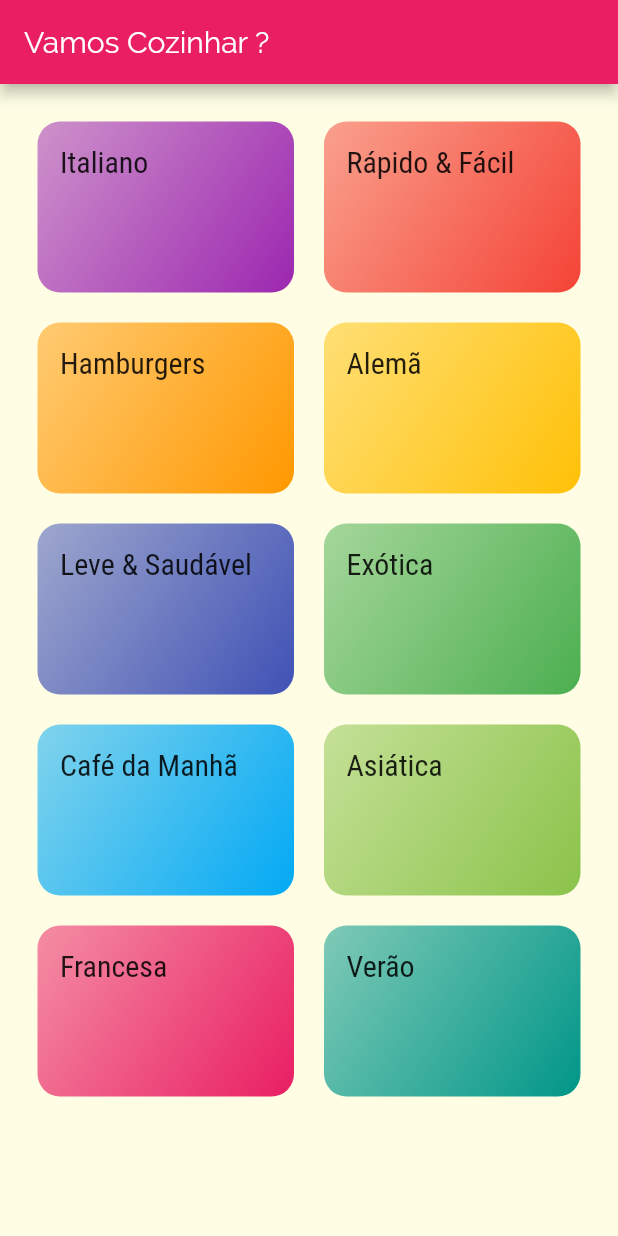
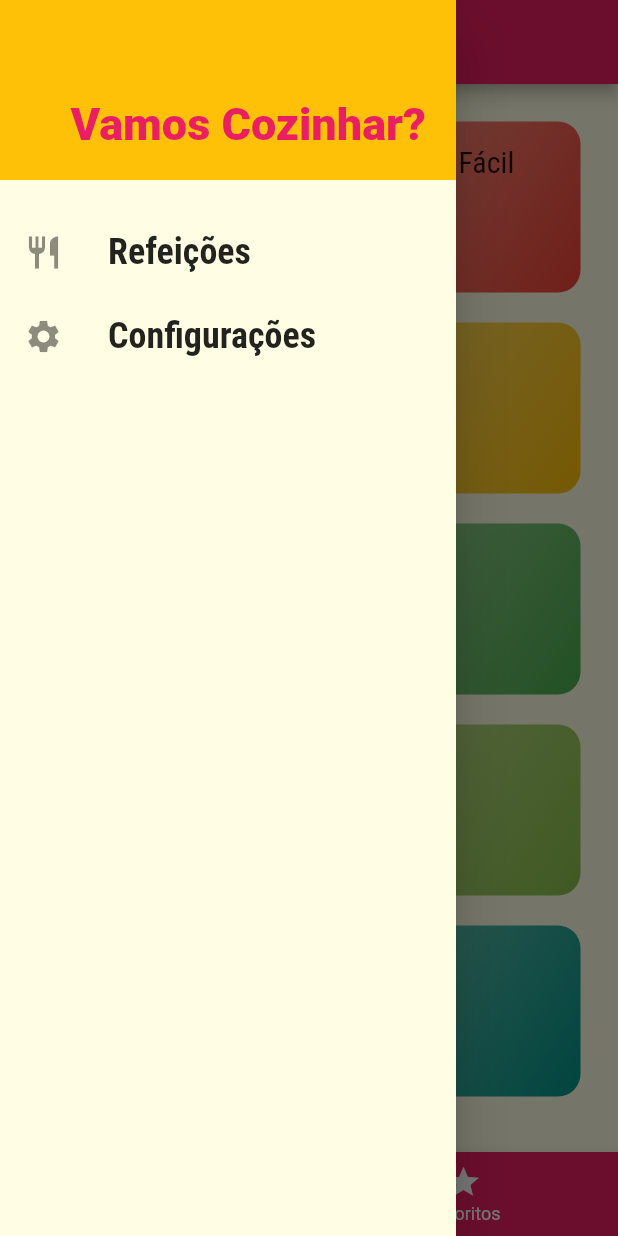
Before and after one commit to JairoAlves23/meals_udemy, a Flutter app: the screen it shows after launch, with the side drawer open (before the commit the screen has no drawer), on a phone screen of 412 x 824 dp. Run offline on Flutter 3.47's test engine with Material 2 defaults, Android fonts, the phone set to English and light mode, and no system bars.

Commit message:
first commit2

```diff
--- /dev/null
+++ b/lib/components/main_drawer.dart
@@ -0,0 +1,59 @@
+import 'package:flutter/material.dart';
+
+import '../utils/app_routes.dart';
+
+class MainDrawer extends StatelessWidget {
+  Widget _createItem(IconData icon, String label, Function onTap) {
+    return ListTile(
+      leading: Icon(
+        icon,
+        size: 26,
+      ),
+      title: Text(
+        label,
+        style: TextStyle(
+          fontFamily: 'RobotoCondensed',
+          fontSize: 24,
+          fontWeight: FontWeight.bold,
+        ),
+      ),
+      onTap: onTap,
+    );
+  }
+
+  @override
+  Widget build(BuildContext context) {
+    return Drawer(
+      child: Column(
+        children: <Widget>[
+          Container(
+            height: 120,
+            width: double.infinity,
+            padding: EdgeInsets.all(20),
+            color: Theme.of(context).accentColor,
+            alignment: Alignment.bottomRight,
+            child: Text(
+              'Vamos Cozinhar?',
+              style: TextStyle(
+                fontWeight: FontWeight.w900,
+                fontSize: 30,
+                color: Theme.of(context).primaryColor,
+              ),
+            ),
+          ),
+          SizedBox(height: 20),
+          _createItem(
+            Icons.restaurant,
+            'Refeições',
+            () => Navigator.of(context).pushReplacementNamed(AppRoutes.HOME),
+          ),
+          _createItem(
+            Icons.settings,
+            'Configurações',
+            () => Navigator.of(context).pushReplacementNamed(AppRoutes.SETTINGS),
+          ),
+        ],
+      ),
+    );
+  }
+}
--- a/lib/main.dart
+++ b/lib/main.dart
@@ -1,17 +1,60 @@
 import 'package:flutter/material.dart';
-import 'package:meals/screens/categories_meals_screen.dart';
-import 'package:meals/screens/categories_screen.dart';
-import 'package:meals/screens/meal_detail_screen.dart';
-import 'package:meals/utils/app_routes.dart';
+
+import 'screens/tabs_screen.dart';
+import 'screens/categories_meals_screen.dart';
+import 'screens/meal_detail_screen.dart';
+import 'screens/settings_screen.dart';
+
+import 'utils/app_routes.dart';
+import 'models/meal.dart';
+import 'models/settings.dart';
+import 'data/dummy_data.dart';
 
 void main() => runApp(MyApp());
 
-class MyApp extends StatelessWidget {
+class MyApp extends StatefulWidget {
+  @override
+  _MyAppState createState() => _MyAppState();
+}
+
+class _MyAppState extends State<MyApp> {
+  Settings settings = Settings();
+  List<Meal> _availableMeals = DUMMY_MEALS;
+  List<Meal> _favoriteMeals = [];
+
+  void _filterMeals(Settings settings) {
+    setState(() {
+      this.settings = settings;
+
+      _availableMeals = DUMMY_MEALS.where((meal) {
+        final filterGluten = settings.isGlutenFree && !meal.isGlutenFree;
+        final filterLactose = settings.isLactoseFree && !meal.isLactoseFree;
+        final filterVegan = settings.isVegan && !meal.isVegan;
+        final filterVegetarian = settings.isVegetarian && !meal.isVegetarian;
+        return !filterGluten &&
+            !filterLactose &&
+            !filterVegan &&
+            !filterVegetarian;
+      }).toList();
+    });
+  }
+
+  void _toggleFavorite(Meal meal) {
+    setState(() {
+      _favoriteMeals.contains(meal)
+          ? _favoriteMeals.remove(meal)
+          : _favoriteMeals.add(meal);
+    });
+  }
+
+  bool _isFavorite(Meal meal) {
+    return _favoriteMeals.contains(meal);
+  }
+
   @override
   Widget build(BuildContext context) {
     return MaterialApp(
-      title: 'DeliMeals',
-      debugShowCheckedModeBanner: false,
+      title: 'Vamos Cozinhar?',
       theme: ThemeData(
         primarySwatch: Colors.pink,
         accentColor: Colors.amber,
@@ -25,9 +68,11 @@ class MyApp extends StatelessWidget {
             ),
       ),
       routes: {
-        AppRoutes.HOME: (ctx) => CategoriesScreen(),
-        AppRoutes.CATEGORIES_MEALS: (ctx) => CategoriesMealsScreen(),
-        AppRoutes.MEALS_DETAIL: (ctx) => MealDetailScreen(),
+        AppRoutes.HOME: (ctx) => TabsScreen(_favoriteMeals),
+        AppRoutes.CATEGORIES_MEALS: (ctx) =>
+            CategoriesMealsScreen(_availableMeals),
+        AppRoutes.MEAL_DETAIL: (ctx) => MealDetailScreen(_toggleFavorite, _isFavorite),
+        AppRoutes.SETTINGS: (ctx) => SettingsScreen(settings, _filterMeals),
       },
     );
   }
--- /dev/null
+++ b/lib/models/settings.dart
@@ -0,0 +1,13 @@
+class Settings {
+  bool isGlutenFree;
+  bool isLactoseFree;
+  bool isVegan;
+  bool isVegetarian;
+
+  Settings({
+    this.isGlutenFree = false,
+    this.isLactoseFree = false,
+    this.isVegan = false,
+    this.isVegetarian = false,
+  });
+}
--- a/lib/screens/categories_meals_screen.dart
+++ b/lib/screens/categories_meals_screen.dart
@@ -2,8 +2,14 @@ import 'package:flutter/material.dart';
 import 'package:meals/components/meal_item.dart';
 import 'package:meals/data/dummy_data.dart';
 import 'package:meals/models/category.dart';
+import 'package:meals/models/meal.dart';
 
 class CategoriesMealsScreen extends StatelessWidget {
+
+   final List<Meal> meals;
+
+  const CategoriesMealsScreen(this.meals);
+
   @override
   Widget build(BuildContext context) {
     final category = ModalRoute.of(context).settings.arguments as Category;
--- a/lib/screens/categories_screen.dart
+++ b/lib/screens/categories_screen.dart
@@ -5,25 +5,19 @@ import 'package:meals/data/dummy_data.dart';
 class CategoriesScreen extends StatelessWidget {
   @override
   Widget build(BuildContext context) {
-    return Scaffold(
-          appBar: AppBar(
-            title:Text('Vamos Cozinhar ?')
-          ),
-          body: GridView(
+    return GridView(
         padding: const EdgeInsets.all(25),
         gridDelegate: SliverGridDelegateWithMaxCrossAxisExtent(
             maxCrossAxisExtent: 200,
             childAspectRatio: 3 / 2,
             crossAxisSpacing: 20,
-            mainAxisSpacing: 20
-          ),
+            mainAxisSpacing: 20),
         children: DUMMY_CATEGORIES.map(
           (cat) {
             return CategoryItem(
               category: cat,
             );
           },
-          ).toList()),
-    );
+        ).toList());
   }
 }
--- /dev/null
+++ b/lib/screens/tabs_screen.dart
@@ -0,0 +1,99 @@
+import 'package:flutter/material.dart';
+import 'package:meals/components/main_drawer.dart';
+import 'package:meals/models/meal.dart';
+import 'package:meals/screens/categories_screen.dart';
+import 'package:meals/screens/favorite_screen.dart';
+
+class TabsScreen extends StatefulWidget {
+  final List<Meal> favoriteMeals;
+
+  const TabsScreen(this.favoriteMeals);
+
+  @override
+  _TabsScreenState createState() => _TabsScreenState();
+}
+
+class _TabsScreenState extends State<TabsScreen> {
+  int _selectedScreenIndex = 0;
+  //List<Map<String, Object>> _screens;
+  var _screens;
+
+  @override
+  void initState() {
+    super.initState();
+    _screens = [
+      {
+        'title': 'Lista de Categorias',
+        'screen': CategoriesScreen(),
+      },
+      {
+        'title': 'Meus Favoritos',
+        'screen': FavoriteScreen(
+          favoriteMeals: widget.favoriteMeals,
+        ),
+      },
+    ];
+  }
+
+  _selectScreen(int index) {
+    setState(() {
+      _selectedScreenIndex = index;
+    });
+  }
+
+  @override
+  Widget build(BuildContext context) {
+    return Scaffold(
+      appBar: AppBar(
+        title: Text(
+          _screens[_selectedScreenIndex]['title'],
+        ),
+      ),
+      drawer: MainDrawer(),
+      body: _screens[_selectedScreenIndex]['screen'],
+      bottomNavigationBar: BottomNavigationBar(
+        onTap: _selectScreen,
+        backgroundColor: Theme.of(context).primaryColor,
+        unselectedItemColor: Colors.white,
+        selectedItemColor: Theme.of(context).accentColor,
+        currentIndex: _selectedScreenIndex,
+        items: [
+          BottomNavigationBarItem(
+            icon: Icon(Icons.category),
+            title: Text('Categorias'),
+          ),
+          BottomNavigationBarItem(
+            icon: Icon(Icons.star),
+            title: Text('Favoritos'),
+          ),
+        ],
+      ),
+    );
+  }
+}
+
+/* DefaultTabController(
+      length: 2,
+      child: Scaffold(
+        appBar: AppBar(
+          title: Text('Vamos Cozinhar'),
+          bottom: TabBar(
+            tabs: [
+              Tab(
+                icon: Icon(Icons.category),
+                text: 'Categorias',
+              ),
+              Tab(
+                icon: Icon(Icons.star),
+                text: 'Favoritos',
+              ),
+            ],
+          ),
+        ),
+        body: TabBarView(children: [
+          CategoriesScreen(),
+          FavoriteScreen(null)
+        ]),
+      ),
+    );
+ */
--- a/lib/utils/app_routes.dart
+++ b/lib/utils/app_routes.dart
@@ -1,5 +1,6 @@
 class AppRoutes {
   static const HOME = '/';
   static const CATEGORIES_MEALS = '/categories-meals';
-  static const MEALS_DETAIL = '/meal-detail';
+  static const MEAL_DETAIL = '/meal-detail';
+  static const SETTINGS = '/settings';
 }
```
Also changed, not shown: lib/components/meal_item.dart (+8 -2 lines), lib/screens/favorite_screen.dart (added, +28 -0 lines), lib/screens/meal_detail_screen.dart (+64 -18 lines), lib/screens/settings_screen.dart (added, +94 -0 lines). Lines whose indentation alone changed are shown as unchanged.
